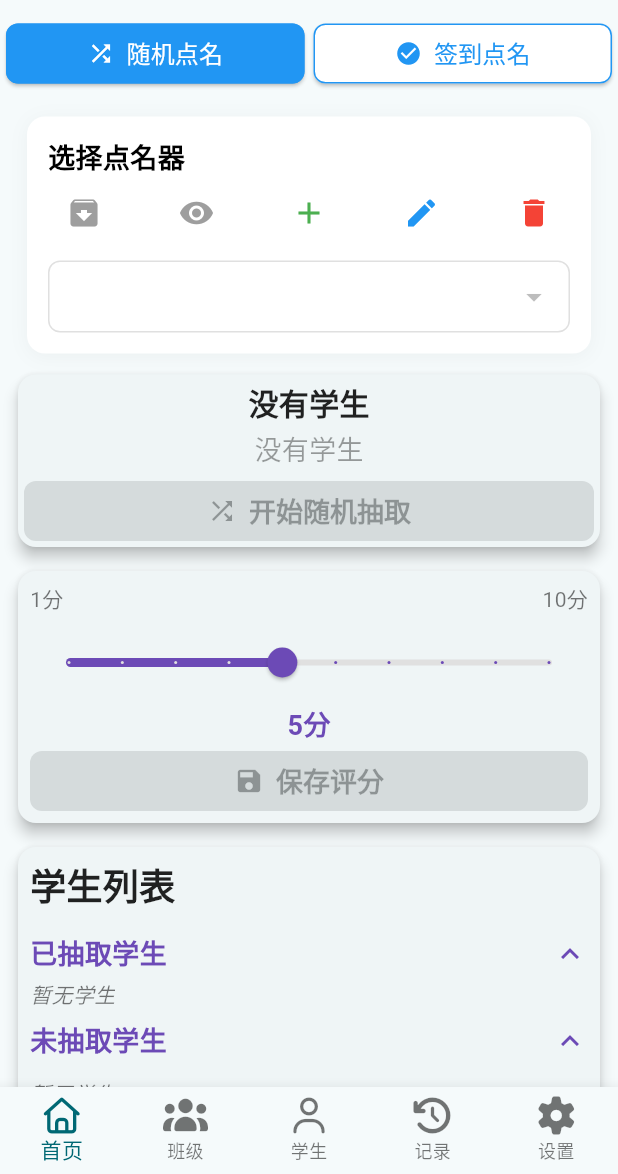
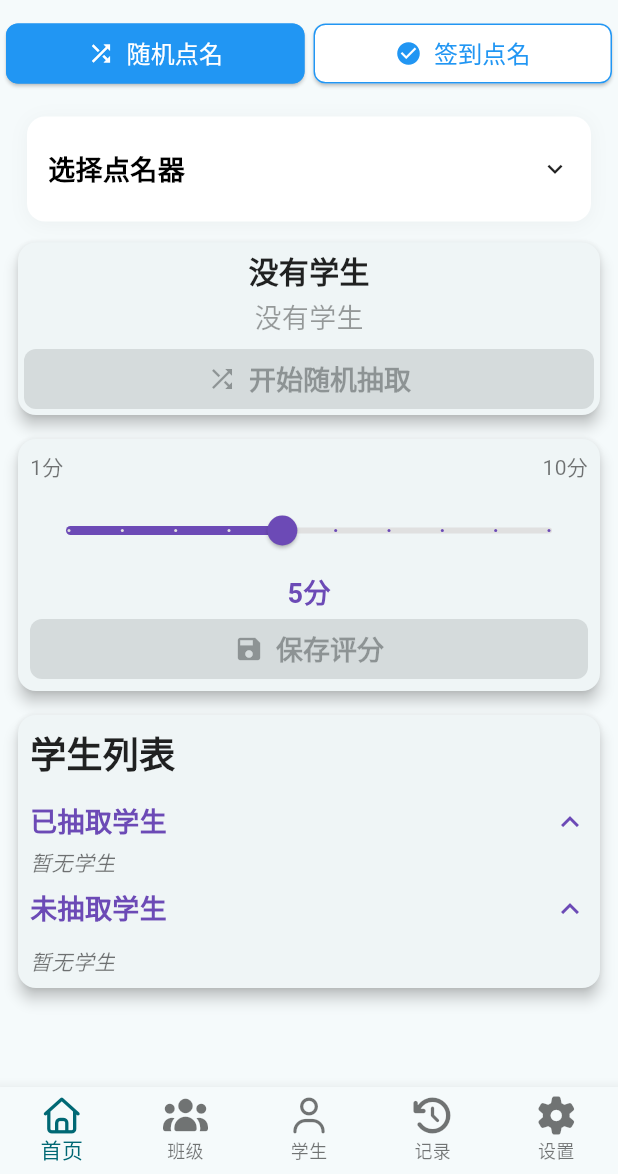
Before and after one commit to ieeningnwq/rollcaller, a Flutter app: the screen it shows after launch, on a phone screen of 412 x 824 dp, the part 62-1236 px from its top. Run offline on Flutter 3.47's test engine with Material 3 defaults, Android fonts, the phone set to English and light mode, and no system bars; our stand-ins replace flutter_screenutil, fluttertoast, font_awesome_flutter, pull_to_refresh, sqflite; accounts and stored records are empty.

Commit message:
添加展开和折叠

```diff
--- a/lib/configs/strings.dart
+++ b/lib/configs/strings.dart
@@ -11,6 +11,6 @@ class KString {
   static const String databaseName = 'rollcall.db';
   static const String studentClassTableName = 'student_class';
   static const String studentTableName = 'student';
-  static const String rollCallerTableName = 'roll_caller';
-  static const String rollCallerRecordTableName = 'roll_caller_record';
+  static const String randomCallerTableName = 'random_caller';
+  static const String randomCallerRecordTableName = 'random_caller_record';
 }
--- a/lib/pages/random_call_page.dart
+++ b/lib/pages/random_call_page.dart
@@ -47,7 +47,9 @@ class _RandomCallPageState extends State<RandomCallPage>
   int _score = 5;
   // 学生组折叠状态
   bool _isPickedGroupExpanded = true; // 已抽取学生组默认展开
-  bool _isUnpickedGroupExpanded = true; // 未抽取学生组默认展开
+  bool _isUnpickedGroupExpanded = true;
+
+  bool _isRandomCallerInfoWidgetExpanded = false; // 未抽取学生组默认展开
 
   @override
   initState() {
@@ -297,8 +299,16 @@ class _RandomCallPageState extends State<RandomCallPage>
     });
   }
 
-  Container _buildRandomCallerInfoWidget() {
-    return Container(
+  GestureDetector _buildRandomCallerInfoWidget() {
+    return GestureDetector(
+      onTap: () {
+        // 点击显示/折叠点名器信息区域
+        setState(() {
+          _isRandomCallerInfoWidgetExpanded =
+              !_isRandomCallerInfoWidgetExpanded;
+        });
+      },
+      child: Container(
         margin: const EdgeInsets.all(10.0),
         padding: const EdgeInsets.all(14.0),
         decoration: BoxDecoration(
@@ -316,6 +326,11 @@ class _RandomCallPageState extends State<RandomCallPage>
           crossAxisAlignment: CrossAxisAlignment.stretch,
           mainAxisSize: MainAxisSize.min,
           children: [
+            Padding(
+              padding: const EdgeInsets.symmetric(vertical: 8.0),
+              child: Row(
+                mainAxisAlignment: MainAxisAlignment.spaceBetween,
+                children: [
                   // 顶部标题和管理链接
                   const Text(
                     '选择点名器',
@@ -325,6 +340,24 @@ class _RandomCallPageState extends State<RandomCallPage>
                       color: Colors.black,
                     ),
                   ),
+                  Icon(
+                    _isRandomCallerInfoWidgetExpanded
+                        ? Icons.expand_less
+                        : Icons.expand_more,
+                    size: 20,
+                  ),
+                ],
+              ),
+            ),
+
+            // 点名器信息区域
+            AnimatedCrossFade(
+              firstChild: const SizedBox(height: 0, width: 0),
+              secondChild: Padding(
+                padding: const EdgeInsets.symmetric(vertical: 8.0),
+                child: Column(
+                  crossAxisAlignment: CrossAxisAlignment.stretch,
+                  children: [
                     Row(
                       mainAxisAlignment: MainAxisAlignment.spaceBetween,
                       children: [
@@ -338,6 +371,15 @@ class _RandomCallPageState extends State<RandomCallPage>
                     const SizedBox(height: 8),
                     _buildDropdownButton(),
                   ],
+                ),
+              ),
+              crossFadeState: _isRandomCallerInfoWidgetExpanded
+                  ? CrossFadeState.showSecond
+                  : CrossFadeState.showFirst,
+              duration: const Duration(milliseconds: 300),
+            ),
+          ],
+        ),
       ),
     );
   }
--- a/lib/utils/database_helper.dart
+++ b/lib/utils/database_helper.dart
@@ -47,10 +47,9 @@ class DatabaseHelper {
       )
     ''');
     await db.execute('''
-      CREATE TABLE ${KString.rollCallerTableName} (
+      CREATE TABLE ${KString.randomCallerTableName} (
         id INTEGER PRIMARY KEY AUTOINCREMENT,
-        roll_caller_name TEXT NOT NULL UNIQUE,
-        caller_type INTEGER NOT NULL DEFAULT 0,
+        random_caller_name TEXT NOT NULL UNIQUE,
         is_duplicate INTEGER NOT NULL DEFAULT 0,
         class_id INTEGER NOT NULL,
         is_archive INTEGER NOT NULL DEFAULT 0,
@@ -59,9 +58,9 @@ class DatabaseHelper {
       )
     ''');
     await db.execute('''
-      CREATE TABLE ${KString.rollCallerRecordTableName} (
+      CREATE TABLE ${KString.randomCallerRecordTableName} (
         id INTEGER PRIMARY KEY AUTOINCREMENT,
-        roll_caller_id INTEGER NOT NULL,
+        random_caller_id INTEGER NOT NULL,
         student_id INTEGER NOT NULL,
         score INTEGER NOT NULL,
         notes TEXT,
--- a/lib/utils/roll_call_record_dao.dart
+++ b/lib/utils/roll_call_record_dao.dart
@@ -7,7 +7,7 @@ class RandomCallRecordDao {
   RandomCallRecordDao._internal();
   final DatabaseHelper _databaseHelper = DatabaseHelper();
 
-  static const String tableName = KString.rollCallerRecordTableName;
+  static const String tableName = KString.randomCallerRecordTableName;
   factory RandomCallRecordDao() => _instance;
 
   Future<List<RandomCallRecordModel>> getRecordsByCallerIdStudentId(
--- a/lib/utils/roll_caller_dao.dart
+++ b/lib/utils/roll_caller_dao.dart
@@ -7,7 +7,7 @@ class RandomCallerDao {
   static final RandomCallerDao _instance = RandomCallerDao._internal();
   RandomCallerDao._internal();
   final DatabaseHelper dbHelper = DatabaseHelper(); // 使用单例数据库帮助类实例
-  static const String tableName = KString.rollCallerTableName;
+  static const String tableName = KString.randomCallerTableName;
   factory RandomCallerDao() => _instance;
 
   Future<int> insertRandomCaller(RandomCallerModel randomCallerModel) async {
```
Lines whose indentation alone changed are shown as unchanged.
